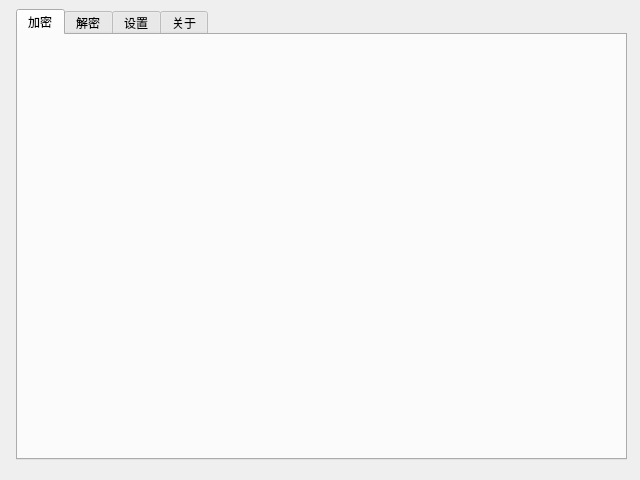
Above: qoraUI/mainwindow.ui from gorgeousbubble/QoraUI before the change. Below: the same form after it.
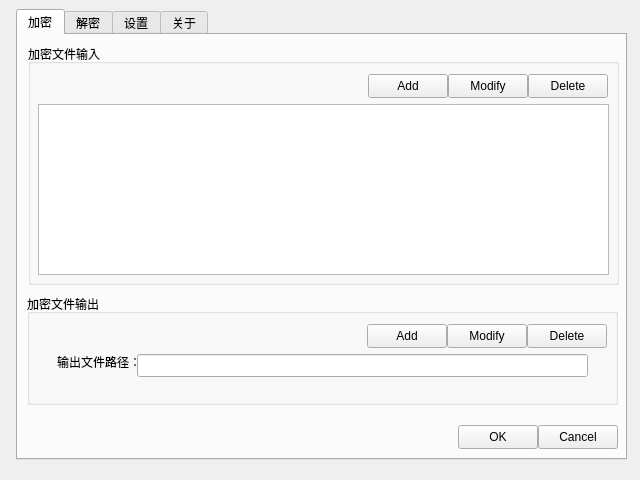
That is the form after the change.

The edit to the form file:
```diff
--- a/qoraUI/mainwindow.ui
+++ b/qoraUI/mainwindow.ui
@@ -30,6 +30,169 @@
      <attribute name="title">
       <string>加密</string>
      </attribute>
+     <widget class="QGroupBox" name="groupBoxEncryptInput">
+      <property name="geometry">
+       <rect>
+        <x>10</x>
+        <y>9</y>
+        <width>591</width>
+        <height>241</height>
+       </rect>
+      </property>
+      <property name="title">
+       <string>加密文件输入</string>
+      </property>
+      <widget class="QListView" name="listViewEncryptInput">
+       <property name="geometry">
+        <rect>
+         <x>10</x>
+         <y>60</y>
+         <width>571</width>
+         <height>171</height>
+        </rect>
+       </property>
+      </widget>
+      <widget class="QPushButton" name="pushButtonEncryptInputAdd">
+       <property name="geometry">
+        <rect>
+         <x>340</x>
+         <y>30</y>
+         <width>80</width>
+         <height>24</height>
+        </rect>
+       </property>
+       <property name="text">
+        <string>Add</string>
+       </property>
+      </widget>
+      <widget class="QPushButton" name="pushButtonEncryptInputDelete">
+       <property name="geometry">
+        <rect>
+         <x>500</x>
+         <y>30</y>
+         <width>80</width>
+         <height>24</height>
+        </rect>
+       </property>
+       <property name="text">
+        <string>Delete</string>
+       </property>
+      </widget>
+      <widget class="QPushButton" name="pushButtonEncryptInputModify">
+       <property name="geometry">
+        <rect>
+         <x>420</x>
+         <y>30</y>
+         <width>80</width>
+         <height>24</height>
+        </rect>
+       </property>
+       <property name="text">
+        <string>Modify</string>
+       </property>
+      </widget>
+     </widget>
+     <widget class="QGroupBox" name="groupBox">
+      <property name="geometry">
+       <rect>
+        <x>9</x>
+        <y>259</y>
+        <width>591</width>
+        <height>111</height>
+       </rect>
+      </property>
+      <property name="title">
+       <string>加密文件输出</string>
+      </property>
+      <widget class="QLineEdit" name="lineEditEncryptOutput">
+       <property name="geometry">
+        <rect>
+         <x>110</x>
+         <y>60</y>
+         <width>451</width>
+         <height>23</height>
+        </rect>
+       </property>
+      </widget>
+      <widget class="QLabel" name="labelEncryptOutput">
+       <property name="geometry">
+        <rect>
+         <x>30</x>
+         <y>60</y>
+         <width>81</width>
+         <height>16</height>
+        </rect>
+       </property>
+       <property name="text">
+        <string>输出文件路径：</string>
+       </property>
+      </widget>
+      <widget class="QPushButton" name="pushButtonEncryptOutputAdd">
+       <property name="geometry">
+        <rect>
+         <x>340</x>
+         <y>30</y>
+         <width>80</width>
+         <height>24</height>
+        </rect>
+       </property>
+       <property name="text">
+        <string>Add</string>
+       </property>
+      </widget>
+      <widget class="QPushButton" name="pushButtonEncryptOutputModify">
+       <property name="geometry">
+        <rect>
+         <x>420</x>
+         <y>30</y>
+         <width>80</width>
+         <height>24</height>
+        </rect>
+       </property>
+       <property name="text">
+        <string>Modify</string>
+       </property>
+      </widget>
+      <widget class="QPushButton" name="pushButtonEncryptOutputDelete">
+       <property name="geometry">
+        <rect>
+         <x>500</x>
+         <y>30</y>
+         <width>80</width>
+         <height>24</height>
+        </rect>
+       </property>
+       <property name="text">
+        <string>Delete</string>
+       </property>
+      </widget>
+     </widget>
+     <widget class="QPushButton" name="pushButtonEncryptOK">
+      <property name="geometry">
+       <rect>
+        <x>440</x>
+        <y>390</y>
+        <width>80</width>
+        <height>24</height>
+       </rect>
+      </property>
+      <property name="text">
+       <string>OK</string>
+      </property>
+     </widget>
+     <widget class="QPushButton" name="pushButtonEncryptCancel">
+      <property name="geometry">
+       <rect>
+        <x>520</x>
+        <y>390</y>
+        <width>80</width>
+        <height>24</height>
+       </rect>
+      </property>
+      <property name="text">
+       <string>Cancel</string>
+      </property>
+     </widget>
     </widget>
     <widget class="QWidget" name="tabDecrypt">
      <attribute name="title">
```
